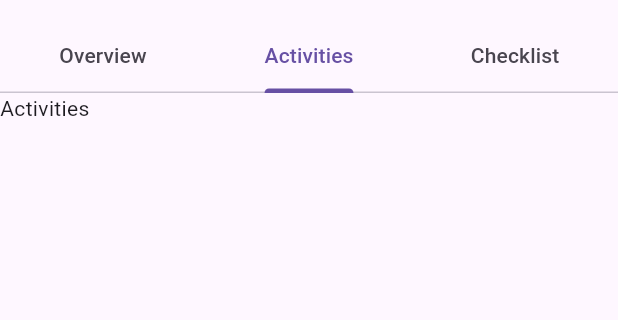
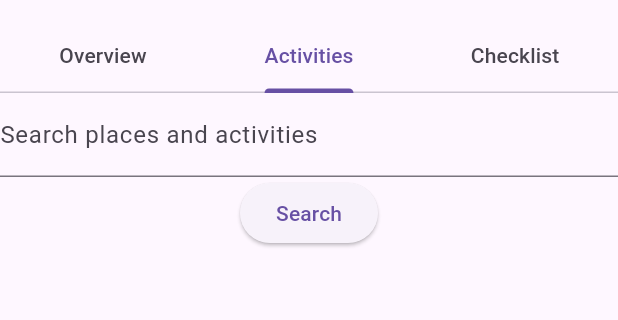
Before and after one commit to lajacl/tropica-guide, a Flutter app: the TripDetail screen opened directly, tab 2 chosen, on a phone screen of 412 x 824 dp, the part 63-383 px from its top. Run offline on Flutter 3.47's test engine with Material 3 defaults, Android fonts, the phone set to English and light mode, and no system bars.

Commit message:
Create trip activities tab

```diff
--- /dev/null
+++ b/lib/screens/activities_tab.dart
@@ -0,0 +1,51 @@
+import 'package:flutter/material.dart';
+
+class ActivitiesTab extends StatefulWidget {
+  final String tripId;
+  const ActivitiesTab({super.key, required this.tripId});
+
+  @override
+  State<ActivitiesTab> createState() => _ActivitiesTabState();
+}
+
+class _ActivitiesTabState extends State<ActivitiesTab> {
+  final controller = TextEditingController();
+  List<Map<String, String>> results = [];
+
+  void search() {
+    // Stubbed search
+    setState(() {
+      results = [
+        {'name': 'Beach Walk', 'type': 'place'},
+        {'name': 'Local Market', 'type': 'activity'},
+      ];
+    });
+  }
+
+  @override
+  Widget build(BuildContext context) {
+    return Column(
+      children: [
+        TextField(
+          controller: controller,
+          decoration: const InputDecoration(
+            labelText: 'Search places and activities',
+          ),
+        ),
+        ElevatedButton(onPressed: search, child: const Text('Search')),
+        Expanded(
+          child: ListView.builder(
+            itemCount: results.length,
+            itemBuilder: (_, i) => ListTile(
+              title: Text(results[i]['name']!),
+              trailing: IconButton(
+                icon: const Icon(Icons.add),
+                onPressed: null,
+              ),
+            ),
+          ),
+        ),
+      ],
+    );
+  }
+}
--- a/lib/screens/trip_detail.dart
+++ b/lib/screens/trip_detail.dart
@@ -1,4 +1,5 @@
 import 'package:flutter/material.dart';
+import 'package:tropica_guide/screens/activities_tab.dart';
 import 'package:tropica_guide/screens/overview_tab.dart';
 
 class TripDetail extends StatelessWidget {
@@ -24,7 +25,7 @@ class TripDetail extends StatelessWidget {
         body: TabBarView(
           children: [
             OverviewTab(tripId: tripId),
-            Text('Activities'),
+            ActivitiesTab(tripId: tripId),
             Text('Checklist'),
           ],
         ),
```
